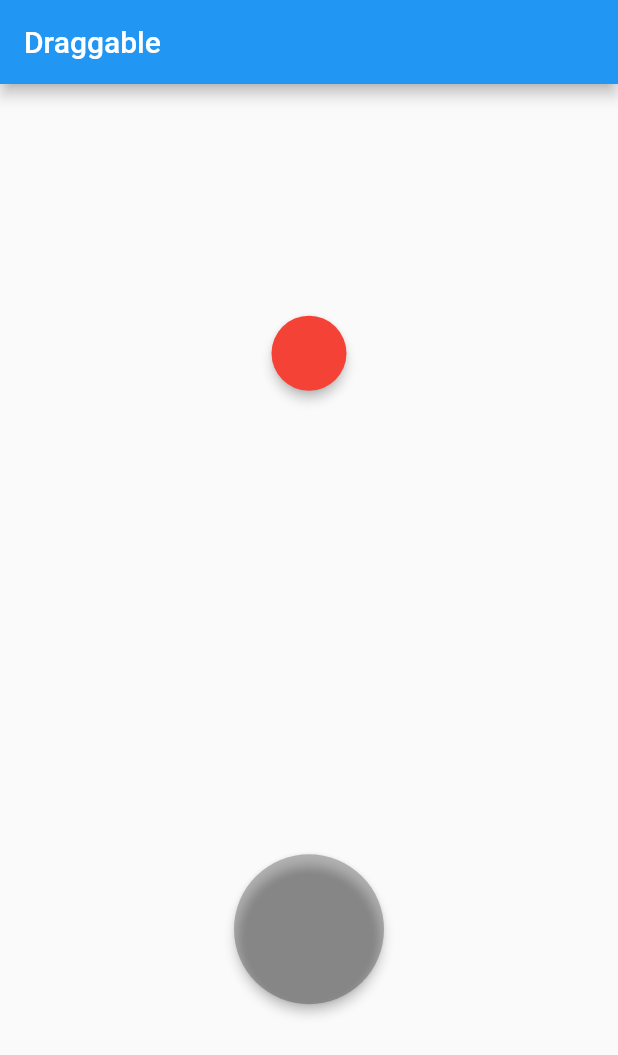
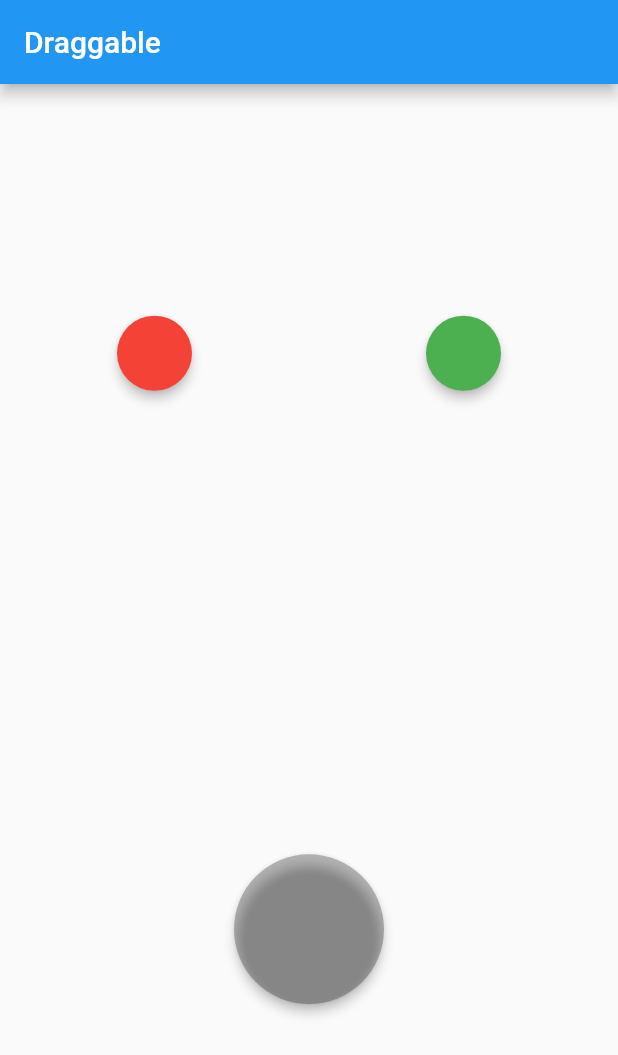
Before and after one commit to lewisccx/flutter_fundamental, a Flutter app: the screen it shows after launch, on a phone screen of 412 x 824 dp. Shown: the top 1055 px of the screen. Run offline on Flutter 3.47's test engine with Material 2 defaults, Android fonts, the light colour scheme and no system bars.

Commit message:
added another draggable circlr

```diff
--- a/lib/main.dart
+++ b/lib/main.dart
@@ -55,13 +55,44 @@ class _MyAppState extends State<MyApp> {
                   elevation: 3,
                 ),
               ),
-            )
+            ),
+            Draggable<Color>(
+              data: color2,
+              child: SizedBox(
+                width: 50,
+                height: 50,
+                child: Material(
+                  color: color2,
+                  shape: StadiumBorder(),
+                  elevation: 3,
+                ),
+              ),
+              childWhenDragging: SizedBox(
+                width: 50,
+                height: 50,
+                child: Material(
+                  color: Colors.grey,
+                  shape: StadiumBorder(),
+                  elevation: 0,
+                ),
+              ),
+              feedback: SizedBox(
+                width: 50,
+                height: 50,
+                child: Material(
+                  color: color2.withOpacity(0.8),
+                  shape: StadiumBorder(),
+                  elevation: 3,
+                ),
+              ),
+            ),
           ]),
           DragTarget<Color>(
               onWillAccept: (value) => true,
               onAccept: (value) {
                 isAccepted = true;
                 targetColor = value;
+                debugPrint(value.toString());
               },
               builder: (context, candidates, rejected) {
                 return (isAccepted)
```
